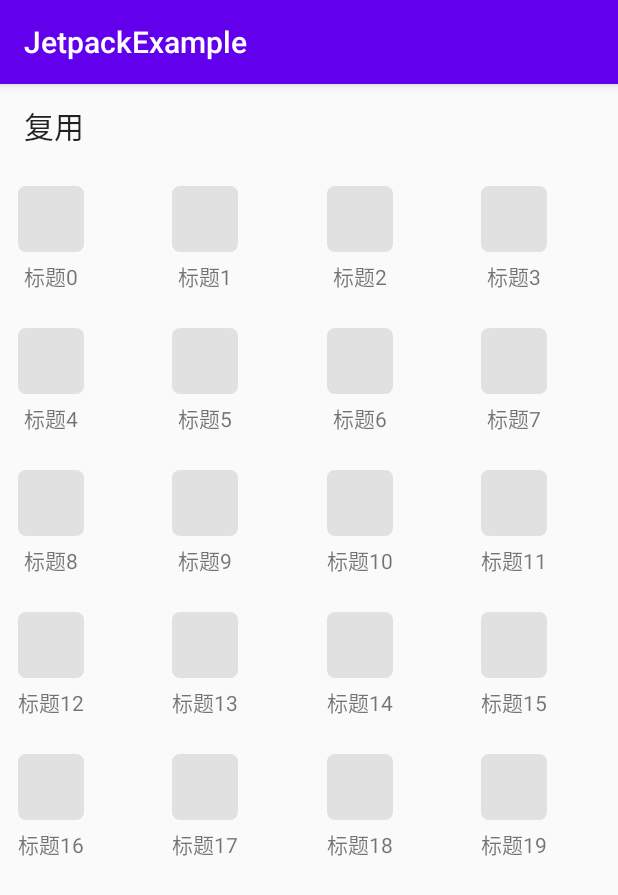
After one commit to RickwangF/JetpackExample, an Android app: the HorizontalGridActivity screen opened directly, with no data from a screen before it, on a phone screen of 412 x 824 dp. The commit adds this screen. Shown: the top 895 px of the screen. Run offline under Robolectric (Android 15) with nearby library versions, the phone set to English and light mode, and no system bars; our stand-ins replace data binding.

Commit message:
modify simple layout

```diff
--- a/app/build.gradle
+++ b/app/build.gradle
@@ -38,6 +38,9 @@ dependencies {
     testImplementation 'junit:junit:4.12'
     androidTestImplementation 'androidx.test.ext:junit:1.1.1'
     androidTestImplementation 'androidx.test.espresso:espresso-core:3.2.0'
-
     implementation 'com.alibaba:fastjson:1.1.71.android'
+    // 基础依赖包，必须要依赖
+    implementation 'com.gyf.immersionbar:immersionbar:3.0.0'
+    // fragment快速实现（可选）
+    implementation 'com.gyf.immersionbar:immersionbar-components:3.0.0'
 }
--- /dev/null
+++ b/app/src/main/java/com/rick/jetpackexample/model/SimpleLayoutModel.java
@@ -0,0 +1,4 @@
+package com.rick.jetpackexample.model;
+
+public class SimpleLayoutModel {
+}
--- /dev/null
+++ b/app/src/main/java/com/rick/jetpackexample/recycler/HorizontalAdapter.java
@@ -0,0 +1,51 @@
+package com.rick.jetpackexample.recycler;
+
+import android.content.Context;
+import android.view.LayoutInflater;
+import android.view.ViewGroup;
+
+import androidx.annotation.NonNull;
+import androidx.recyclerview.widget.RecyclerView;
+
+import com.rick.jetpackexample.databinding.ItemHorizontalGridBinding;
+
+import java.util.ArrayList;
+import java.util.List;
+
+public class HorizontalAdapter extends RecyclerView.Adapter<ItemHorizontalGridViewHolder> {
+
+    public Context context;
+
+    private List<SimpleModel> data = new ArrayList<>();
+
+    public HorizontalAdapter(Context context, List<SimpleModel> data) {
+        this.context = context;
+        this.data = data;
+    }
+
+    public List<SimpleModel> getData() {
+        return data;
+    }
+
+    public void setData(List<SimpleModel> data) {
+        this.data = data;
+        this.notifyDataSetChanged();
+    }
+
+    @NonNull
+    @Override
+    public ItemHorizontalGridViewHolder onCreateViewHolder(@NonNull ViewGroup parent, int viewType) {
+        ItemHorizontalGridBinding bind = ItemHorizontalGridBinding.inflate(LayoutInflater.from(context), parent, false);
+        return new ItemHorizontalGridViewHolder(bind);
+    }
+
+    @Override
+    public void onBindViewHolder(@NonNull ItemHorizontalGridViewHolder holder, int position) {
+        holder.bindView(this, position);
+    }
+
+    @Override
+    public int getItemCount() {
+        return data.size();
+    }
+}
--- /dev/null
+++ b/app/src/main/java/com/rick/jetpackexample/recycler/HorizontalGridActivity.java
@@ -0,0 +1,51 @@
+package com.rick.jetpackexample.recycler;
+
+import androidx.appcompat.app.AppCompatActivity;
+import androidx.databinding.DataBindingUtil;
+import androidx.recyclerview.widget.GridLayoutManager;
+
+import android.os.Bundle;
+
+import com.rick.jetpackexample.R;
+import com.rick.jetpackexample.databinding.ActivityHorizontalGridBinding;
+
+import java.util.ArrayList;
+import java.util.List;
+
+public class HorizontalGridActivity extends AppCompatActivity {
+
+    ActivityHorizontalGridBinding mBind;
+    HorizontalAdapter adapter;
+    GridLayoutManager layoutManager;
+    List<SimpleModel> itemList;
+
+    private void initProperty() {
+        itemList = new ArrayList<>();
+    }
+
+    @Override
+    protected void onCreate(Bundle savedInstanceState) {
+        super.onCreate(savedInstanceState);
+        mBind = DataBindingUtil.setContentView(this, R.layout.activity_horizontal_grid);
+        initProperty();
+        initView();
+        initViewModel();
+    }
+
+    private void initView() {
+        layoutManager = new GridLayoutManager(this, 4, GridLayoutManager.VERTICAL, false);
+        adapter = new HorizontalAdapter(this, itemList);
+        mBind.itemList.setLayoutManager(layoutManager);
+        mBind.itemList.setAdapter(adapter);
+    }
+
+    private void initViewModel() {
+        for (int i = 0; i < 20; i++) {
+            SimpleModel simpleModel = new SimpleModel();
+            simpleModel.setTitle("标题" + i);
+            simpleModel.setImageUrl("");
+            itemList.add(simpleModel);
+        }
+        adapter.setData(itemList);
+    }
+}
--- /dev/null
+++ b/app/src/main/java/com/rick/jetpackexample/recycler/ItemHorizontalGridViewHolder.java
@@ -0,0 +1,30 @@
+package com.rick.jetpackexample.recycler;
+
+import android.view.View;
+
+import androidx.annotation.NonNull;
+import androidx.recyclerview.widget.RecyclerView;
+
+import com.rick.jetpackexample.databinding.ItemHorizontalGridBinding;
+
+import java.util.List;
+
+public class ItemHorizontalGridViewHolder extends RecyclerView.ViewHolder {
+
+    ItemHorizontalGridBinding mBind;
+
+    public ItemHorizontalGridViewHolder(ItemHorizontalGridBinding bind) {
+        super(bind.getRoot());
+        this.mBind = bind;
+    }
+
+    public void bindView(HorizontalAdapter adapter, int position) {
+        List<SimpleModel> data = adapter.getData();
+        if (data == null && data.size() == 0) {
+            return;
+        }
+
+        SimpleModel model = data.get(position);
+        mBind.setModel(model);
+    }
+}
--- /dev/null
+++ b/app/src/main/java/com/rick/jetpackexample/recycler/SimpleModel.java
@@ -0,0 +1,24 @@
+package com.rick.jetpackexample.recycler;
+
+public class SimpleModel {
+
+    private String title;
+
+    private String imageUrl;
+
+    public String getTitle() {
+        return title;
+    }
+
+    public void setTitle(String title) {
+        this.title = title;
+    }
+
+    public String getImageUrl() {
+        return imageUrl;
+    }
+
+    public void setImageUrl(String imageUrl) {
+        this.imageUrl = imageUrl;
+    }
+}
--- a/app/src/main/java/com/rick/jetpackexample/view/SimpleView.java
+++ b/app/src/main/java/com/rick/jetpackexample/view/SimpleView.java
@@ -23,7 +23,7 @@ public class SimpleView extends View {
 
     private Context context;
 
-    private int backgroundColor;
+    private int backgroundColor = Color.parseColor("#66000000");
 
     private int mWidth = 200;
 
--- /dev/null
+++ b/app/src/main/res/drawable/shape_item_horizontal_grid.xml
@@ -0,0 +1,5 @@
+<?xml version="1.0" encoding="utf-8"?>
+<shape android:shape="rectangle" xmlns:android="http://schemas.android.com/apk/res/android">
+    <solid android:color="#e1e1e1"/>
+    <corners android:radius="5dp"/>
+</shape>
--- /dev/null
+++ b/app/src/main/res/layout/activity_horizontal_grid.xml
@@ -0,0 +1,24 @@
+<?xml version="1.0" encoding="utf-8"?>
+<layout>
+    <androidx.constraintlayout.widget.ConstraintLayout xmlns:android="http://schemas.android.com/apk/res/android"
+        xmlns:app="http://schemas.android.com/apk/res-auto"
+        xmlns:tools="http://schemas.android.com/tools"
+        android:layout_width="match_parent"
+        android:layout_height="match_parent"
+        tools:context=".recycler.HorizontalGridActivity">
+
+        <androidx.appcompat.widget.Toolbar
+            android:id="@+id/tool_bar"
+            android:layout_width="match_parent"
+            android:layout_height="wrap_content"
+            app:title="复用"
+            app:layout_constraintTop_toTopOf="parent"/>
+
+        <androidx.recyclerview.widget.RecyclerView
+            android:id="@+id/item_list"
+            android:layout_width="match_parent"
+            android:layout_height="wrap_content"
+            app:layout_constraintTop_toBottomOf="@id/tool_bar" />
+
+    </androidx.constraintlayout.widget.ConstraintLayout>
+</layout>
--- /dev/null
+++ b/app/src/main/res/layout/item_horizontal_grid.xml
@@ -0,0 +1,36 @@
+<?xml version="1.0" encoding="utf-8"?>
+<layout xmlns:app="http://schemas.android.com/apk/res-auto"
+    xmlns:tools="http://schemas.android.com/tools">
+    <data>
+        <variable
+            name="model"
+            type="com.rick.jetpackexample.recycler.SimpleModel" />
+    </data>
+    <androidx.constraintlayout.widget.ConstraintLayout
+        xmlns:android="http://schemas.android.com/apk/res/android" android:layout_width="wrap_content"
+        android:layout_height="wrap_content"
+        android:padding="12dp">
+
+        <ImageView
+            android:id="@+id/iv_logo"
+            android:layout_width="44dp"
+            android:layout_height="44dp"
+            android:scaleType="centerCrop"
+            app:layout_constraintTop_toTopOf="parent"
+            app:layout_constraintLeft_toLeftOf="parent"
+            app:layout_constraintRight_toRightOf="parent"
+            android:background="@drawable/shape_item_horizontal_grid"/>
+
+        <TextView
+            android:id="@+id/tv_title"
+            android:layout_width="wrap_content"
+            android:layout_height="wrap_content"
+            app:layout_constraintTop_toBottomOf="@id/iv_logo"
+            android:layout_marginTop="5dp"
+            app:layout_constraintLeft_toLeftOf="parent"
+            app:layout_constraintRight_toRightOf="parent"
+            tools:text="标题"
+            android:text="@{model.title}"/>
+
+    </androidx.constraintlayout.widget.ConstraintLayout>
+</layout>
```
Also changed, not shown: app/src/main/AndroidManifest.xml (+10 -7 lines), app/src/main/java/com/rick/jetpackexample/view/SimpleLayout.java (+80 -0 lines), app/src/main/java/com/rick/jetpackexample/view/SimpleLayoutActivity.java (added, +20 -0 lines), app/src/main/res/layout/activity_simple_layout.xml (added, +21 -0 lines).
